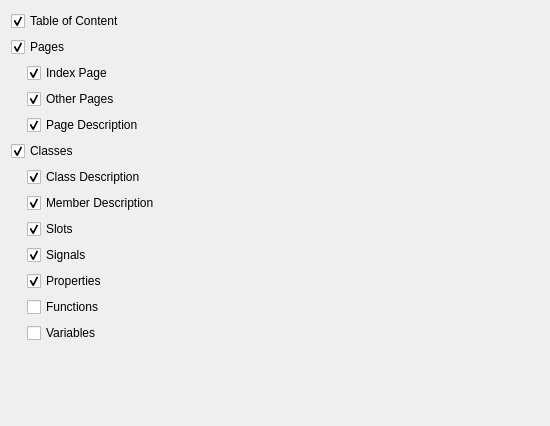
KDE/calligra, file kword/plugins/scripting/scripts/importdoxyxmloptions.ui: the form before one commit.
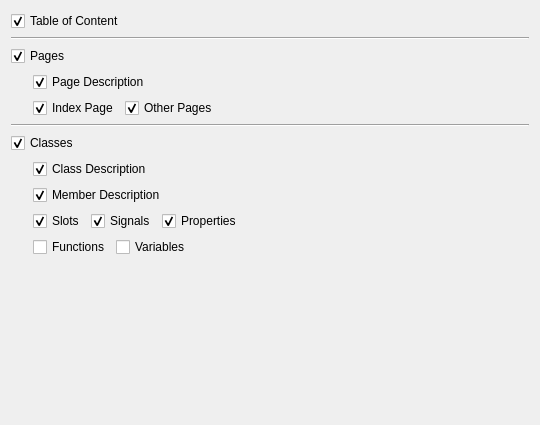
The form after the commit.

Commit message: looks better.

Patch:
```diff
--- a/kword/plugins/scripting/scripts/importdoxyxmloptions.ui
+++ b/kword/plugins/scripting/scripts/importdoxyxmloptions.ui
@@ -5,8 +5,8 @@
    <rect>
     <x>0</x>
     <y>0</y>
-    <width>550</width>
-    <height>426</height>
+    <width>538</width>
+    <height>425</height>
    </rect>
   </property>
   <property name="windowTitle" >
@@ -25,6 +25,16 @@
        </property>
       </widget>
      </item>
+     <item>
+      <widget class="QFrame" name="frame_4" >
+       <property name="frameShape" >
+        <enum>QFrame::HLine</enum>
+       </property>
+       <property name="frameShadow" >
+        <enum>QFrame::Sunken</enum>
+       </property>
+      </widget>
+     </item>
      <item>
       <widget class="QCheckBox" name="PagesCheckBox" >
        <property name="text" >
@@ -45,7 +55,7 @@
        </property>
        <layout class="QHBoxLayout" >
         <property name="leftMargin" >
-         <number>16</number>
+         <number>22</number>
         </property>
         <property name="topMargin" >
          <number>0</number>
@@ -55,6 +65,18 @@
         </property>
         <item>
          <layout class="QVBoxLayout" >
+          <item>
+           <widget class="QCheckBox" name="PageDescriptionCheckBox" >
+            <property name="text" >
+             <string>Page Description</string>
+            </property>
+            <property name="checked" >
+             <bool>true</bool>
+            </property>
+           </widget>
+          </item>
+          <item>
+           <layout class="QHBoxLayout" >
           <item>
            <widget class="QCheckBox" name="IndexPageCheckBox" >
             <property name="text" >
@@ -76,18 +98,33 @@
            </widget>
           </item>
           <item>
-           <widget class="QCheckBox" name="PageDescriptionCheckBox" >
-            <property name="text" >
-             <string>Page Description</string>
-            </property>
-            <property name="checked" >
-             <bool>true</bool>
-            </property>
-           </widget>
-          </item>
-         </layout>
-        </item>
-       </layout>
+             <spacer>
+              <property name="orientation" >
+               <enum>Qt::Horizontal</enum>
+              </property>
+              <property name="sizeHint" >
+               <size>
+                <width>40</width>
+                <height>20</height>
+               </size>
+              </property>
+             </spacer>
+            </item>
+           </layout>
+          </item>
+         </layout>
+        </item>
+       </layout>
+      </widget>
+     </item>
+     <item>
+      <widget class="QFrame" name="frame_3" >
+       <property name="frameShape" >
+        <enum>QFrame::HLine</enum>
+       </property>
+       <property name="frameShadow" >
+        <enum>QFrame::Sunken</enum>
+       </property>
       </widget>
      </item>
      <item>
@@ -110,7 +147,7 @@
        </property>
        <layout class="QHBoxLayout" >
         <property name="leftMargin" >
-         <number>16</number>
+         <number>22</number>
         </property>
         <property name="topMargin" >
          <number>0</number>
@@ -141,6 +178,8 @@
            </widget>
           </item>
           <item>
+           <layout class="QHBoxLayout" >
+            <item>
            <widget class="QCheckBox" name="SlotsCheckBox" >
             <property name="text" >
              <string>Slots</string>
@@ -171,6 +210,23 @@
            </widget>
           </item>
           <item>
+             <spacer>
+              <property name="orientation" >
+               <enum>Qt::Horizontal</enum>
+              </property>
+              <property name="sizeHint" >
+               <size>
+                <width>40</width>
+                <height>20</height>
+               </size>
+              </property>
+             </spacer>
+            </item>
+           </layout>
+          </item>
+          <item>
+           <layout class="QHBoxLayout" >
+            <item>
            <widget class="QCheckBox" name="FunctionsCheckBox" >
             <property name="text" >
              <string>Functions</string>
@@ -183,6 +239,21 @@
              <string>Variables</string>
             </property>
            </widget>
+            </item>
+            <item>
+             <spacer>
+              <property name="orientation" >
+               <enum>Qt::Horizontal</enum>
+              </property>
+              <property name="sizeHint" >
+               <size>
+                <width>40</width>
+                <height>20</height>
+               </size>
+              </property>
+             </spacer>
+            </item>
+           </layout>
           </item>
          </layout>
         </item>
```
Lines whose indentation alone changed are shown as unchanged.
